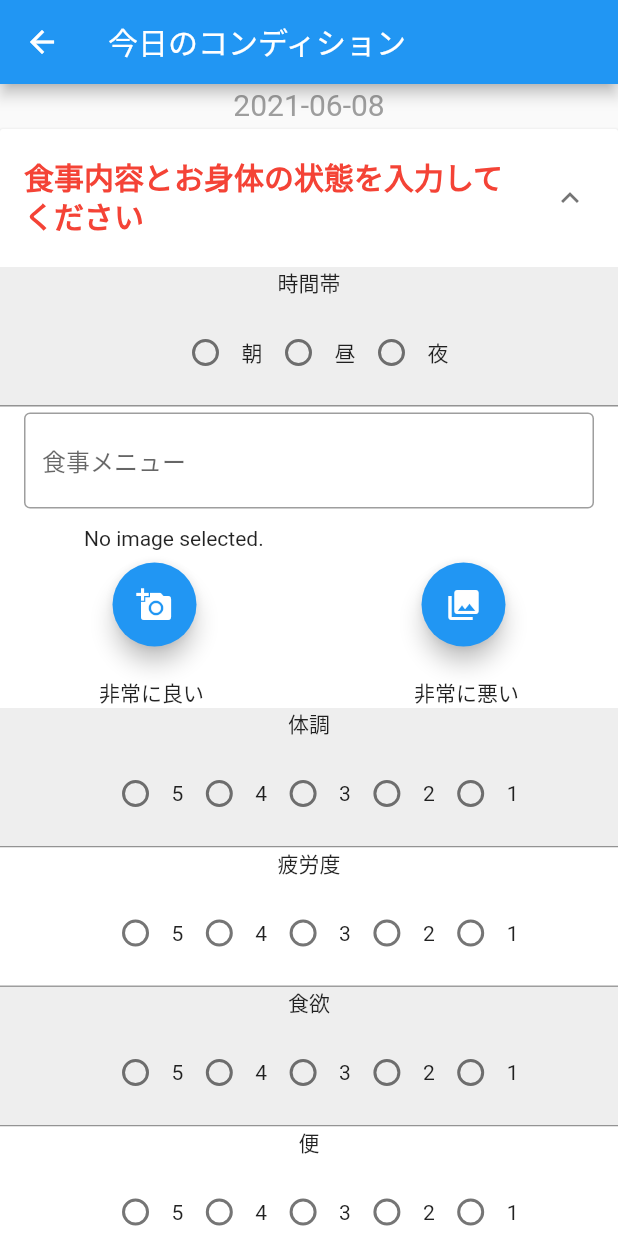
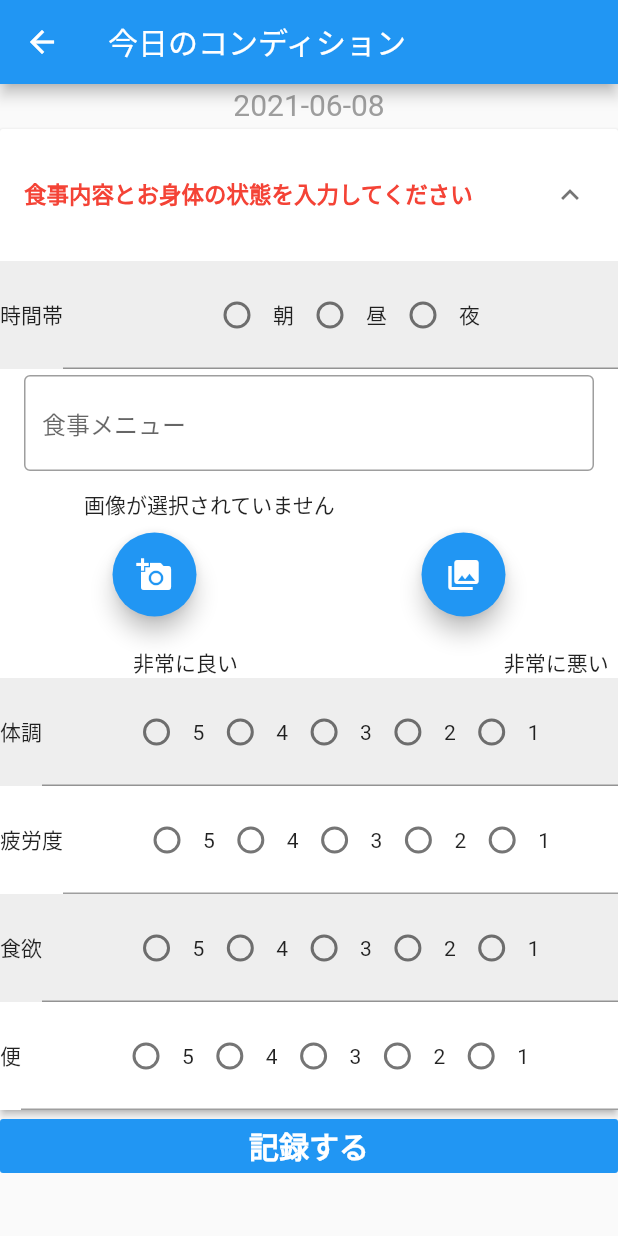
Before and after one commit to engiari/kanri2, a Flutter app: the Feed screen opened directly, on a phone screen of 412 x 824 dp. Run offline on Flutter 3.47's test engine with Material 2 defaults, Android fonts, the phone set to English and light mode, and no system bars; drawn by our look-alikes of flutter_form_builder; our stand-ins replace cloud_firestore, firebase_auth, firebase_core, firebase_crashlytics, firebase_database, flutter_datetime_picker and 7 more; missing offline and left inert: enum_to_string, flutter_simple_customize_calendar; accounts and stored records are empty.

Commit message:
Feedでユーザー特定できるように→未解決

```diff
--- a/lib/bloc/feed_bloc.dart
+++ b/lib/bloc/feed_bloc.dart
@@ -3,6 +3,7 @@ import 'dart:async';
 import 'package:cloud_firestore/cloud_firestore.dart';
 import 'package:firebase_auth/firebase_auth.dart';
 import 'package:flutter/material.dart';
+import 'package:flutter_app7/model/user_data.dart';
 import 'package:flutter_app7/screen/util/loading_notifier.dart';
 import 'package:flutter_app7/screen/util/login_model.dart';
 import 'package:flutter_app7/screen/util/shared_data_controller.dart';
@@ -16,16 +17,19 @@ class FeedBloc {
   final CollectionReference query =
       FirebaseFirestore.instance.collection('feed');
 
+
+
   final formatter = new DateFormat('yyyy-MM-dd');
 
   FeedBloc(this.loading);
 
-  sendFeed({timeframe, meal, condition, fatigue, appetite, defecation}) {
+  sendFeed({uid, timeframe, meal, condition, fatigue, appetite, defecation}) {
     // TODO submit
 
     loading.setLoading(true);
     query
         .add({
+          'uid': uid,
           'day': formatter.format(DateTime.now().toLocal()),
           'timeframe': timeframe,
           'meal': meal,
--- a/lib/main.dart
+++ b/lib/main.dart
@@ -3,6 +3,7 @@ import 'dart:async';
 import 'package:firebase_core/firebase_core.dart';
 import 'package:firebase_crashlytics/firebase_crashlytics.dart';
 import 'package:flutter/material.dart';
+import 'package:flutter_app7/screen/routes/feed_route.dart';
 import 'package:flutter_app7/screen/util/loading_notifier.dart';
 import 'package:flutter_app7/screen/util/login_route.dart';
 import 'package:flutter_app7/screen/routes/root.dart';
@@ -10,6 +11,7 @@ import 'package:flutter_app7/screen/util/shared_data_controller.dart';
 import 'package:flutter_app7/screen/util/signup_route.dart';
 import 'package:flutter_app7/screen/top_route.dart';
 import 'package:provider/provider.dart';
+
 
 Future<void> main() async {
   WidgetsFlutterBinding.ensureInitialized();
@@ -44,6 +46,7 @@ class App extends StatelessWidget {
                 '/home_route': (context) => RootWidget(),
                 '/login_route': (context) => LoginPage(),
                 '/signup_route': (context) => SignUpPage(),
+                '/feed_route': (context) => Feed(),
               },
             ),
             builder: (context, model, child) {
--- a/lib/screen/routes/feed_route.dart
+++ b/lib/screen/routes/feed_route.dart
@@ -1,8 +1,11 @@
+import 'dart:async';
+
 import 'package:cloud_firestore/cloud_firestore.dart';
 import 'package:enum_to_string/enum_to_string.dart';
 import 'package:firebase_auth/firebase_auth.dart' as auth;
 import 'package:flutter/material.dart';
 import 'package:flutter_app7/bloc/feed_bloc.dart';
+import 'package:flutter_app7/model/user_data.dart';
 import 'package:flutter_app7/screen/util/loading_notifier.dart';
 import 'package:flutter_form_builder/flutter_form_builder.dart';
 import 'package:intl/intl.dart';
@@ -20,11 +23,7 @@ class Feed extends StatefulWidget {
 class _FeedState extends State<Feed> {
   File _image;
   final picker = ImagePicker();
-  List<String> timeZoneListJp = [
-    "朝",
-    "昼",
-    "夜"
-  ];
+  List<String> timeZoneListJp = ["朝", "昼", "夜"];
 
   @override
   void initState() {
@@ -54,6 +53,9 @@ class _FeedState extends State<Feed> {
 
   final _formKey = GlobalKey<FormBuilderState>();
 
+  final StreamController<UserData> controller = StreamController<UserData>();
+
+  String uid;
   String meal = '';
   String _timeFrame = '';
   String _meal = '';
@@ -85,13 +87,15 @@ class _FeedState extends State<Feed> {
           children: [
             Container(
               color: Colors.grey.shade200,
-              child: Column(
+              child: Row(
                 children: [
                   Text("時間帯"),
-                  FormBuilderRadioGroup(
+                  Expanded(
+                    child: FormBuilderRadioGroup(
                       wrapAlignment: WrapAlignment.center,
                       onChanged: (String text) {
-                      _timeFrame = EnumToString.convertToString(TIME_ZONE.values[timeZoneListJp.indexOf(text)]);
+                        _timeFrame = EnumToString.convertToString(
+                            TIME_ZONE.values[timeZoneListJp.indexOf(text)]);
                       },
                       validator: (String text) {
                         if (text == null) {
@@ -101,9 +105,11 @@ class _FeedState extends State<Feed> {
                         return null;
                       },
                       options: timeZoneListJp
-                        .map((option) => FormBuilderFieldOption(value: option))
+                          .map(
+                              (option) => FormBuilderFieldOption(value: option))
                           .toList(growable: false),
                       name: "時間帯",
+                    ),
                   ),
                 ],
               ),
@@ -132,7 +138,7 @@ class _FeedState extends State<Feed> {
                   child: Container(
                       width: 300,
                       child: _image == null
-                          ? Text('No image selected.')
+                          ? Text('画像が選択されていません')
                           : Image.file(_image)),
                 ),
                 Row(
@@ -140,12 +146,12 @@ class _FeedState extends State<Feed> {
                   children: [
                     FloatingActionButton(
                       onPressed: getImageFromCamera, //カメラから画像を取得
-                      tooltip: 'Pick Image From Camera',
+                      tooltip: 'カメラから画像を選択',
                       child: Icon(Icons.add_a_photo),
                     ),
                     FloatingActionButton(
                       onPressed: getImageFromGallery, //ギャラリーから画像を取得
-                      tooltip: 'Pick Image From Gallery',
+                      tooltip: 'ギャラリーから画像を選択',
                       child: Icon(Icons.photo_library),
                     ),
                   ],
@@ -158,19 +164,24 @@ class _FeedState extends State<Feed> {
             Column(
               children: [
                 Row(
-                  mainAxisAlignment: MainAxisAlignment.center,
+                  mainAxisAlignment: MainAxisAlignment.spaceEvenly,
                   children: [
-                    Text("非常に良い", textAlign: TextAlign.center),
-                    Text("　　　　　　　　　　", textAlign: TextAlign.center),
-                    Text("非常に悪い", textAlign: TextAlign.center),
+                    Spacer(),
+                      Expanded(
+                      child: Text("非常に良い", textAlign: TextAlign.center),),
+                    Spacer(),Spacer(),
+                      Expanded(
+                      child: Text("非常に悪い", textAlign: TextAlign.center),
+                    ),
                   ],
                 ),
                 Container(
                   color: Colors.grey.shade200,
-                  child: Column(
+                  child: Row(
                     children: [
                       Text("体調"),
-                      FormBuilderRadioGroup(
+                      Expanded(
+                        child: FormBuilderRadioGroup(
                           wrapAlignment: WrapAlignment.center,
                           onChanged: (text) {
                             _condition = text;
@@ -193,6 +204,7 @@ class _FeedState extends State<Feed> {
                               .toList(growable: false),
                           name: "体調",
                         ),
+                      ),
                     ],
                   ),
                 ),
@@ -200,10 +212,11 @@ class _FeedState extends State<Feed> {
             ),
             Container(
               color: Colors.white,
-              child: Column(
+              child: Row(
                 children: [
                   Text("疲労度"),
-                  FormBuilderRadioGroup(
+                  Expanded(
+                    child: FormBuilderRadioGroup(
                       wrapAlignment: WrapAlignment.center,
                       onChanged: (text) {
                         _fatigue = text;
@@ -221,19 +234,22 @@ class _FeedState extends State<Feed> {
                         "2",
                         "1",
                       ]
-                        .map((option) => FormBuilderFieldOption(value: option))
+                          .map(
+                              (option) => FormBuilderFieldOption(value: option))
                           .toList(growable: false),
                       name: "疲労度",
+                    ),
                   ),
                 ],
               ),
             ),
             Container(
               color: Colors.grey.shade200,
-              child: Column(
+              child: Row(
                 children: [
                   Text("食欲"),
-                  FormBuilderRadioGroup(
+                  Expanded(
+                    child: FormBuilderRadioGroup(
                       wrapAlignment: WrapAlignment.center,
                       onChanged: (text) {
                         _appetite = text;
@@ -251,19 +267,22 @@ class _FeedState extends State<Feed> {
                         "2",
                         "1",
                       ]
-                        .map((option) => FormBuilderFieldOption(value: option))
+                          .map(
+                              (option) => FormBuilderFieldOption(value: option))
                           .toList(growable: false),
                       name: "食欲",
+                    ),
                   ),
                 ],
               ),
             ),
             Container(
               color: Colors.white,
-              child: Column(
+              child: Row(
                 children: [
                   Text("便"),
-                  FormBuilderRadioGroup(
+                  Expanded(
+                    child: FormBuilderRadioGroup(
                       wrapAlignment: WrapAlignment.center,
                       onChanged: (text) {
                         _defecation = text;
@@ -281,9 +300,11 @@ class _FeedState extends State<Feed> {
                         "2",
                         "1",
                       ]
-                        .map((option) => FormBuilderFieldOption(value: option))
+                          .map(
+                              (option) => FormBuilderFieldOption(value: option))
                           .toList(growable: false),
                       name: "便",
+                    ),
                   ),
                 ],
               ),
@@ -383,7 +404,7 @@ class _FeedState extends State<Feed> {
                       title: Text('食事内容とお身体の状態を入力してください',
                           style: TextStyle(
                             color: Colors.red,
-                            fontSize: 20.0,
+                            fontSize: 15.0,
                             // 太文字
                             fontWeight: FontWeight.bold,
                             // 文字間隔
@@ -393,8 +414,6 @@ class _FeedState extends State<Feed> {
                           )),
                     );
                   },
-                  // ↓ここでradioMenuのみの表示になっているのでColumn等を利用して
-                  //　367にあるImagePicker部分をここに表示させられる様にすると上手く行くと思います。
                   body: radioMenu(0),
                   isExpanded: stateList[0],
                 ),
@@ -433,6 +452,7 @@ class _FeedState extends State<Feed> {
               onPressed: () async {
                 if (_formKey.currentState.validate()) {
                   feedBloc.sendFeed(
+                      uid: uid,
                       timeframe: _timeFrame,
                       meal: _meal,
                       condition: _condition,
```
Also changed, not shown: lib/screen/routes/diary_route.dart (+23 -12 lines). Lines whose indentation alone changed are shown as unchanged.
